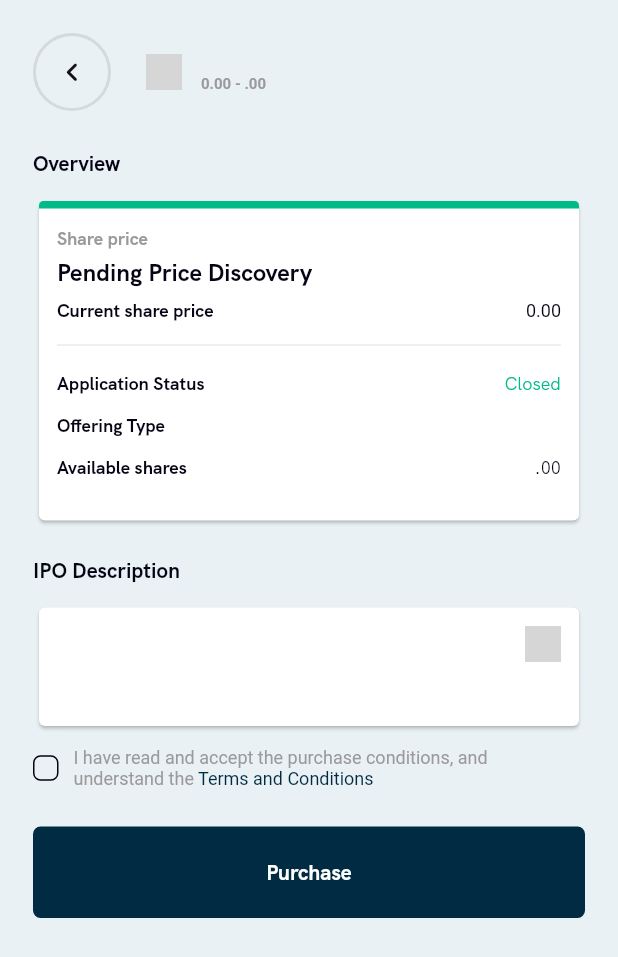
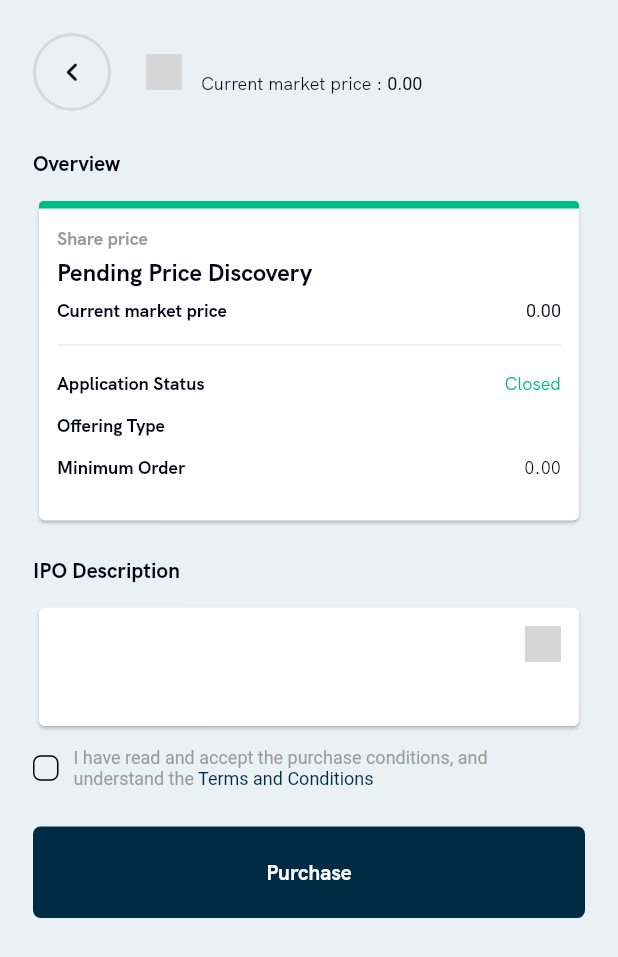
Before and after one commit to InvestNaija/e-offering-mobile, a Flutter app: the EIpoDetailsScreen screen opened directly with empty values, on a phone screen of 412 x 824 dp. Shown: the top 957 px of the screen. Run offline on Flutter 3.47's test engine with Material 2 defaults, Android fonts, the phone set to English and light mode, and no system bars; drawn by our look-alikes of flutter_html; our stand-ins replace audioplayers, camera, flutter_svg, image_picker, shared_preferences, shimmer and 1 more; missing offline and left inert: flutter_gifimage, image_picker_platform_interface; accounts and stored records are empty; network calls fail; Roboto replaces fonts that are missing (RobotoMono); grey boxes are pictures that could not be loaded.

Commit message:
Update e-ipo_details_screen.dart

```diff
--- a/lib/screens/e-ipo_details_screen.dart
+++ b/lib/screens/e-ipo_details_screen.dart
@@ -61,7 +61,25 @@ class _EIpoDetailsScreenState extends State<EIpoDetailsScreen> {
                   crossAxisAlignment: CrossAxisAlignment.start,
                   children: [
                     Text(widget.asset.name ?? '', style: TextStyle(fontSize: 12, fontWeight: FontWeight.w700, color: Constants.blackColor),),
-                    Text("$minAmount - $maxAmount", style: TextStyle(fontSize: 10, fontFamily: 'RobotoMono', fontWeight: FontWeight.w700, color: Constants.neutralColor),),
+                    Row(
+                      children: [
+                        const Text("Current market price : ", style: TextStyle(fontSize: 12, color: Constants.blackColor),),
+                        Consumer<AssetsProvider>(
+                          builder: (BuildContext context, assetsProvider, Widget child) {
+                            return Text(
+                              assetsProvider.isFetchingCurrentSharePrice ?
+                              'Fetching price' : formatCurrency.format(assetsProvider.currentSharePrice),
+                              style: TextStyle(
+                                fontSize: 12,
+                                fontFamily: 'RobotoMono',
+                                fontWeight: FontWeight.w400,
+                                color: Constants.blackColor,
+                              ),
+                            );
+                          },
+                        ),
+                      ],
+                    ),
                   ],
                 ),
               ],
@@ -100,7 +118,7 @@ class _EIpoDetailsScreenState extends State<EIpoDetailsScreen> {
                       Row(
                         mainAxisAlignment: MainAxisAlignment.spaceBetween,
                         children: [
-                          const Text("Current share price", style: TextStyle(fontSize: 12, fontWeight: FontWeight.w600, color: Constants.blackColor),),
+                          const Text("Current market price", style: TextStyle(fontSize: 12, fontWeight: FontWeight.w600, color: Constants.blackColor),),
                           Consumer<AssetsProvider>(
                             builder: (BuildContext context, assetsProvider, Widget child) {
                              return Text(
@@ -139,8 +157,8 @@ class _EIpoDetailsScreenState extends State<EIpoDetailsScreen> {
                       Row(
                         mainAxisAlignment: MainAxisAlignment.spaceBetween,
                         children: [
-                          const Text("Available shares", style: TextStyle(fontSize: 12, fontWeight: FontWeight.w600, color: Constants.blackColor),),
-                          Text(maxAmount, style: TextStyle(fontSize: 12, fontWeight: FontWeight.w400, color: Constants.blackColor),),
+                          const Text("Minimum Order", style: TextStyle(fontSize: 12, fontWeight: FontWeight.w600, color: Constants.blackColor),),
+                          Text(minAmount, style: TextStyle(fontSize: 12, fontWeight: FontWeight.w400, color: Constants.blackColor),),
                         ],
                       ),
                       const SizedBox(height: 15,),
```
